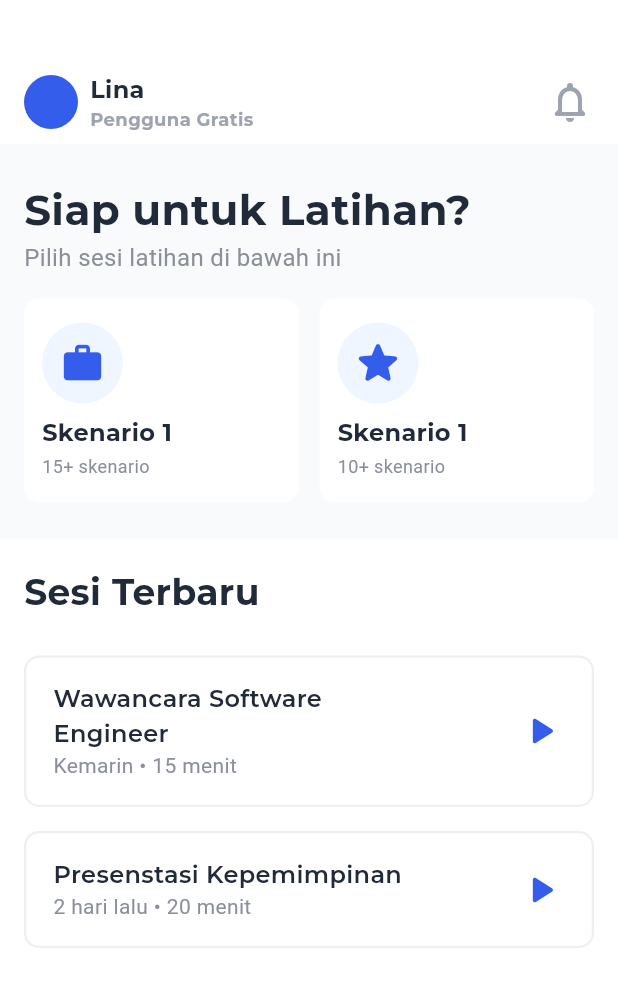
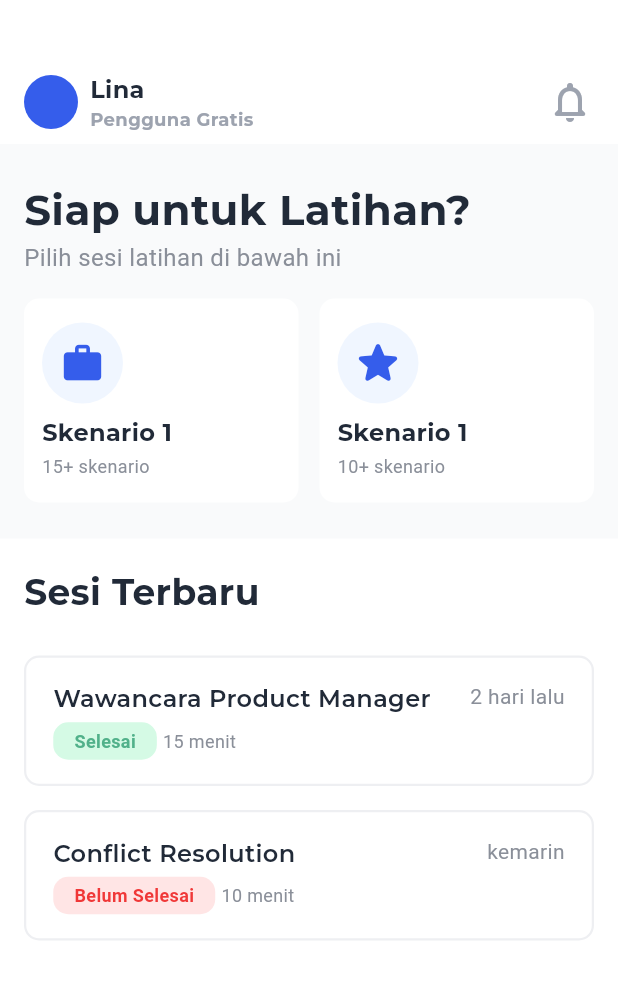
Before and after one commit to agungkurniawanid/speech_to_speech_evenlabs_app, a Flutter app: the DetailTrainPage screen opened directly, on a phone screen of 412 x 824 dp. Shown: the top 987 px of the screen. Run offline on Flutter 3.47's test engine with Material 3 defaults, Android fonts, the light colour scheme and no system bars; our stand-ins replace flutter_dotenv, flutter_riverpod, google_fonts, just_audio, permission_handler; missing offline and left inert: flutter_sound.

Commit message:
refactor: change detail layout

```diff
--- a/lib/pages/detail/detail_train_page.dart
+++ b/lib/pages/detail/detail_train_page.dart
@@ -7,14 +7,16 @@ class DetailTrainPage extends ConsumerWidget {
   DetailTrainPage({super.key});
   final List<Map<String, dynamic>> recentSessions = [
     {
-      'title': 'Wawancara Software Engineer',
-      'subtitle': 'Kemarin • 15 menit',
-      'icon': Icons.mic_none_sharp,
+      'title': 'Wawancara Product Manager',
+      'status': true,
+      'session': '15 menit',
+      'lastDate': '2 hari lalu',
     },
     {
-      'title': 'Presenstasi Kepemimpinan',
-      'subtitle': '2 hari lalu • 20 menit',
-      'icon': Icons.speaker_notes_outlined,
+      'title': 'Conflict Resolution',
+      'status': false,
+      'session': '10 menit',
+      'lastDate': 'kemarin',
     },
   ];
 
@@ -251,9 +253,10 @@ class DetailTrainPage extends ConsumerWidget {
               padding: EdgeInsets.only(bottom: 16),
               child: cardChoice(
                 title: data[index]['title'],
-                subtitle: data[index]['subtitle'],
+                session: data[index]['session'],
+                status: data[index]['status'],
                 context: context,
-                icon: data[index]['icon'],
+                lastDate: data[index]['lastDate'],
               ),
             ),
           ),
@@ -264,9 +267,10 @@ class DetailTrainPage extends ConsumerWidget {
 
   Widget cardChoice({
     required String title,
-    required String subtitle,
+    required String session,
+    required bool status,
+    required String lastDate,
     required BuildContext context,
-    required IconData icon,
   }) {
     return InkWell(
       borderRadius: BorderRadius.circular(10),
@@ -285,11 +289,12 @@ class DetailTrainPage extends ConsumerWidget {
           border: BoxBorder.all(color: lightGreyColor, width: 1.5),
         ),
         child: Row(
+          crossAxisAlignment: CrossAxisAlignment.start,
           mainAxisAlignment: MainAxisAlignment.spaceBetween,
           children: [
             Container(
               constraints: BoxConstraints(
-                maxWidth: MediaQuery.of(context).size.width * 0.6,
+                maxWidth: MediaQuery.of(context).size.width * 0.65,
               ),
               child: Column(
                 crossAxisAlignment: CrossAxisAlignment.start,
@@ -304,19 +309,44 @@ class DetailTrainPage extends ConsumerWidget {
                       fontSize: 16,
                     ),
                   ),
-                  Text(
-                    '$subtitle',
-                    softWrap: true,
-                    style: GoogleFonts.roboto(
-                      color: greyColor,
-                      fontWeight: regular,
-                      fontSize: 14,
-                    ),
+                  SizedBox(height: 4),
+                  Row(
+                    children: [
+                      Container(
+                        padding: EdgeInsets.symmetric(
+                          horizontal: 14,
+                          vertical: 4,
+                        ),
+                        decoration: BoxDecoration(
+                          borderRadius: BorderRadius.circular(10),
+                          color: status == true
+                              ? lightGreenColor
+                              : lightRedColor,
+                        ),
+                        child: Text(
+                          status == true ? 'Selesai' : 'Belum Selesai',
+                          style: GoogleFonts.roboto(
+                            color: status == true ? greenColor : redColor,
+                            fontWeight: semiBold,
+                            fontSize: 12,
+                          ),
+                        ),
+                      ),
+                      SizedBox(width: 4),
+                      Text(
+                        session,
+                        style: GoogleFonts.roboto(
+                          color: greyColor,
+                          fontWeight: regular,
+                          fontSize: 12,
+                        ),
+                      ),
+                    ],
                   ),
                 ],
               ),
             ),
-            Icon(Icons.play_arrow_rounded, color: blueColor, size: 32),
+            Text(lastDate, style: GoogleFonts.roboto(color: greyColor)),
           ],
         ),
       ),
--- a/lib/pages/main/home_page.dart
+++ b/lib/pages/main/home_page.dart
@@ -204,7 +204,7 @@ class HomePage extends ConsumerWidget {
           children: [
             Container(
               constraints: BoxConstraints(
-                maxWidth: MediaQuery.of(context).size.width * 0.6,
+                maxWidth: MediaQuery.of(context).size.width * 0.65,
               ),
               child: Column(
                 crossAxisAlignment: CrossAxisAlignment.start,
--- a/lib/shared/theme.dart
+++ b/lib/shared/theme.dart
@@ -8,6 +8,10 @@ Color greyColor = const Color(0xFF8A8F99);
 Color greyBgColor = const Color(0xFFF9FAFB);
 Color darkGreyColor = const Color(0xFF9dA3Af);
 Color lightGreyColor = const Color(0xFFEEEff2);
+Color greenColor = const Color(0xFF51B18A);
+Color redColor = const Color(0xFFf03838);
+Color lightRedColor = const Color(0xFFFFE5E5);
+Color lightGreenColor = const Color(0xFFD5FAE5);
 
 TextStyle blackTS = TextStyle(color: blackColor);
 TextStyle whiteTS = TextStyle(color: whiteColor);
```
